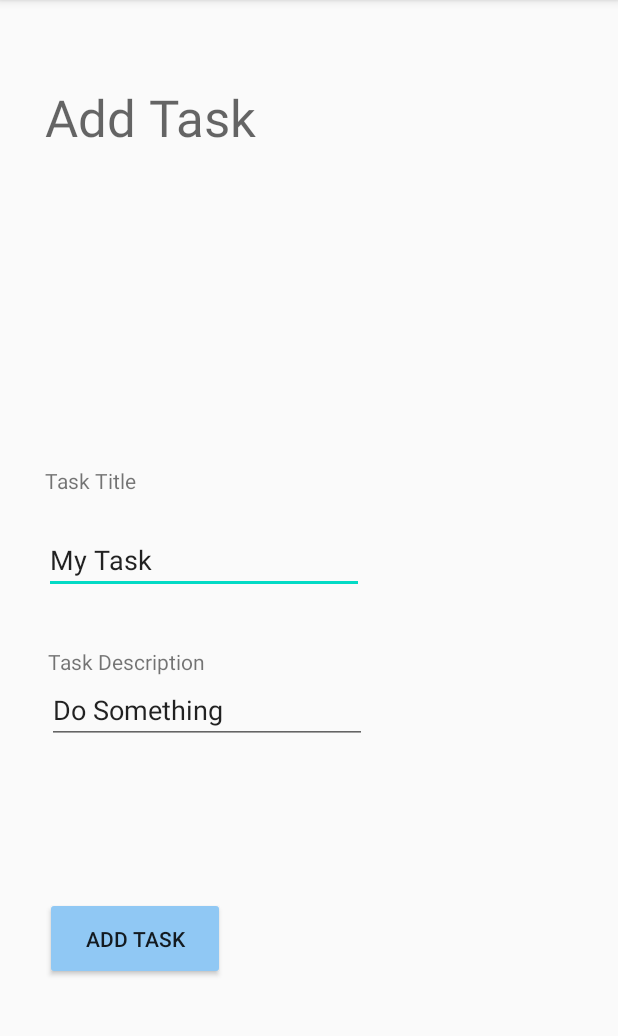
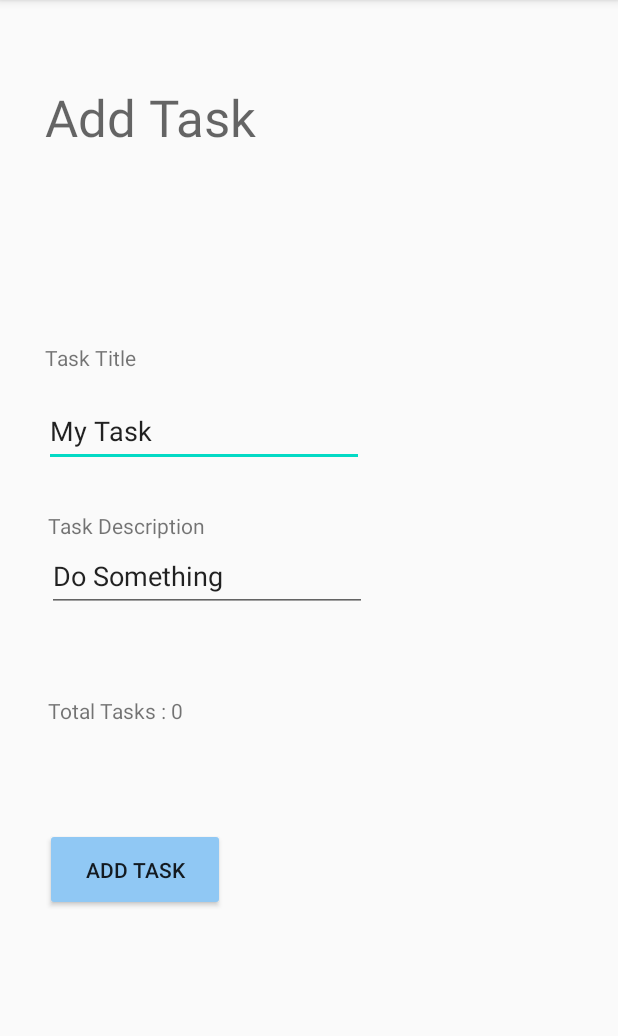
Before and after one commit to nawal-ahmad/taskmaster, an Android app: the AddTask screen opened directly, with no data from a screen before it, on a phone screen of 412 x 824 dp, the part 84-1120 px from its top. Run offline under Robolectric (Android 15) with nearby library versions, the phone set to English and light mode, and no system bars.

Commit message:
add total tasks

```diff
--- a/app/src/main/res/layout/activity_add_task.xml
+++ b/app/src/main/res/layout/activity_add_task.xml
@@ -25,6 +25,7 @@
         android:layout_marginBottom="32dp"
         android:ems="10"
         android:inputType="textPersonName"
+        android:minHeight="48dp"
         android:text="My Task"
         app:layout_constraintBottom_toTopOf="@+id/descreption"
         app:layout_constraintEnd_toEndOf="parent"
@@ -37,14 +38,15 @@
         android:id="@+id/descreption"
         android:layout_width="wrap_content"
         android:layout_height="wrap_content"
-        android:layout_marginBottom="272dp"
         android:ems="10"
         android:inputType="textPersonName"
+        android:minHeight="48dp"
         android:text="Do Something"
         app:layout_constraintBottom_toBottomOf="parent"
         app:layout_constraintEnd_toEndOf="parent"
         app:layout_constraintHorizontal_bias="0.159"
-        app:layout_constraintStart_toStartOf="parent" />
+        app:layout_constraintStart_toStartOf="parent"
+        app:layout_constraintTop_toTopOf="parent" />
 
     <Button
         android:id="@+id/add"
@@ -82,4 +84,16 @@
         app:layout_constraintStart_toStartOf="parent"
         app:layout_constraintTop_toTopOf="parent"
         app:layout_constraintVertical_bias="1.0" />
+
+    <TextView
+        android:id="@+id/textView5"
+        android:layout_width="wrap_content"
+        android:layout_height="wrap_content"
+        android:text="Total Tasks : 0"
+        app:layout_constraintBottom_toBottomOf="parent"
+        app:layout_constraintEnd_toEndOf="parent"
+        app:layout_constraintHorizontal_bias="0.099"
+        app:layout_constraintStart_toStartOf="parent"
+        app:layout_constraintTop_toTopOf="parent"
+        app:layout_constraintVertical_bias="0.62" />
 </android.support.constraint.ConstraintLayout>
```
Also changed, not shown: 1 other file.
